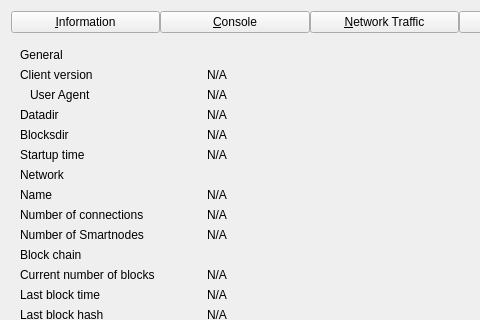
The window that src/qt/forms/debugwindow.ui (Raptor3um/raptoreum) describes before a commit, drawn with Qt 5; both pictures show x 0 to 480 and y 0 to 320 of the 769 by 485 pixel window.
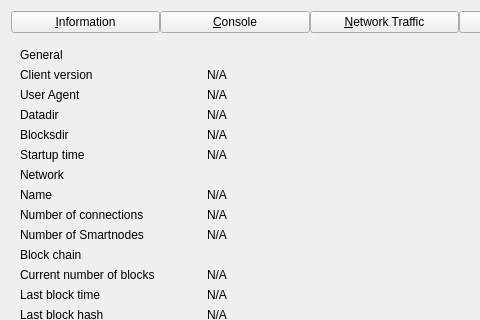
The same window after the commit. Custom widgets are drawn as their Qt base class.

```diff
--- a/src/qt/forms/debugwindow.ui
+++ b/src/qt/forms/debugwindow.ui
@@ -125,9 +125,6 @@
          <property name="text">
           <string>User Agent</string>
          </property>
-         <property name="indent">
-          <number>10</number>
-         </property>
         </widget>
        </item>
        <item row="2" column="1" colspan="2">
```
